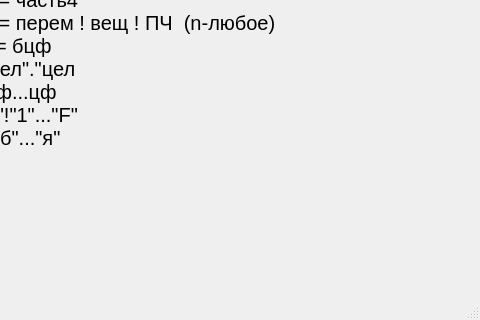
This is KorCurseQt/mainwindow.ui in Blodimir/Qt as Qt 5 draws it before an edit; both pictures show x 622 to 1102 and y 327 to 647 of the 1102 by 647 pixel window. The edited form follows.
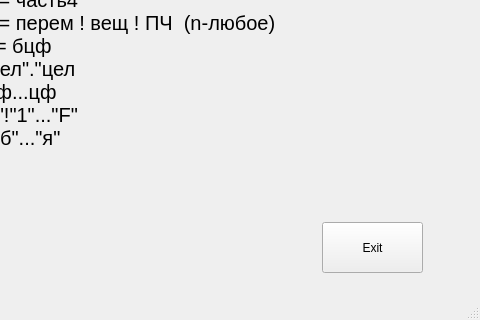
This is the edited form.

Commit message: Add "exit" button. It's possible!

The edit to the form file:
```diff
--- a/KorCurseQt/mainwindow.ui
+++ b/KorCurseQt/mainwindow.ui
@@ -70,6 +70,19 @@
      </rect>
     </property>
    </widget>
+   <widget class="QPushButton" name="pushButton">
+    <property name="geometry">
+     <rect>
+      <x>944</x>
+      <y>532</y>
+      <width>101</width>
+      <height>51</height>
+     </rect>
+    </property>
+    <property name="text">
+     <string>Exit</string>
+    </property>
+   </widget>
   </widget>
   <widget class="QMenuBar" name="menuBar">
    <property name="geometry">
```
The commit also changes 2 other files.
